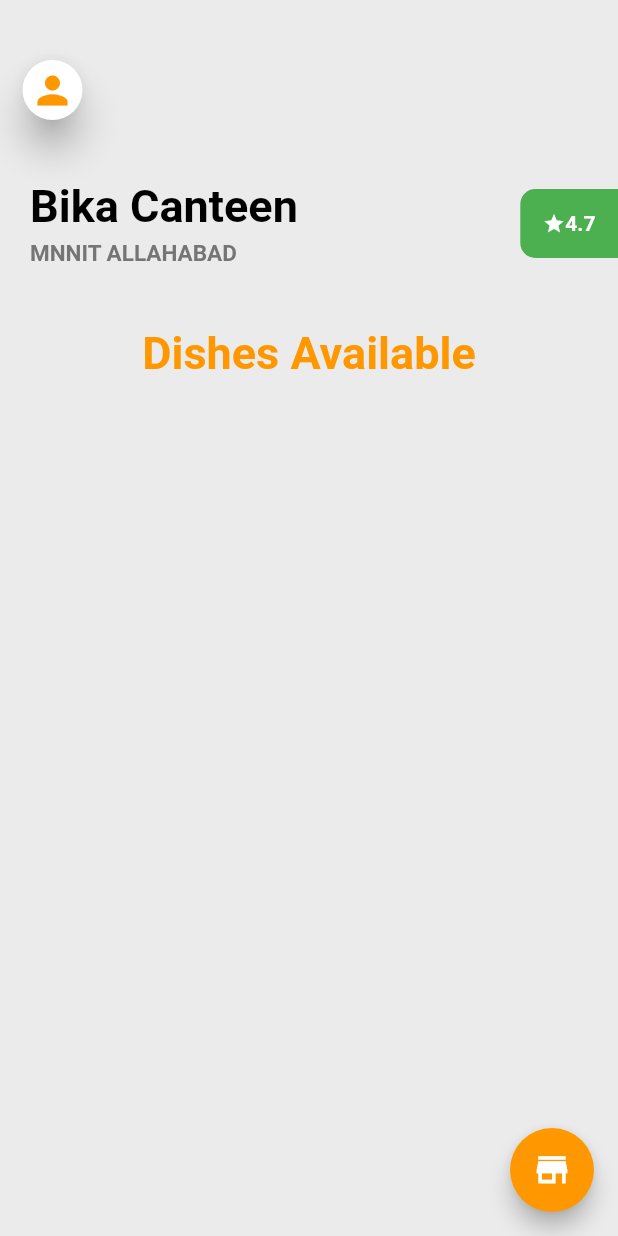
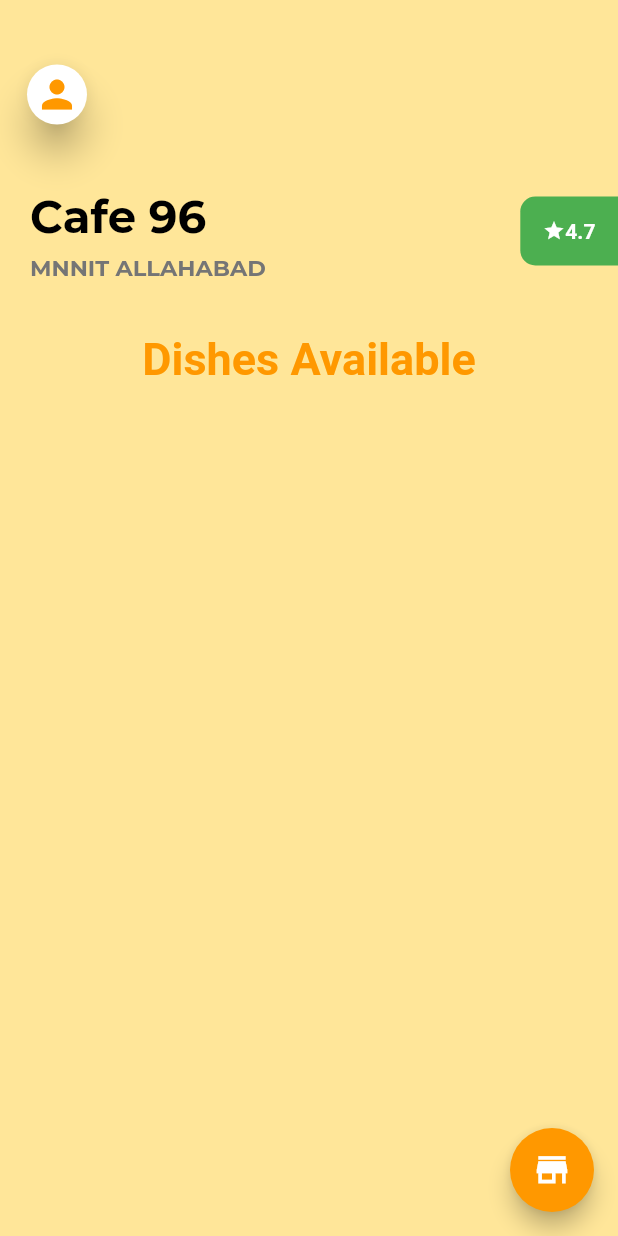
Before and after one commit to Simran2000-jpg/FoodShades, a Flutter app: the screen it shows once a user with an empty profile is signed in, on a phone screen of 412 x 824 dp. Run offline on Flutter 3.47's test engine with Material 2 defaults, Android fonts, the phone set to English and light mode, and no system bars; our stand-ins replace anim_search_bar, awesome_notifications, circular_countdown_timer, cloud_firestore, firebase_auth, firebase_core and 10 more; missing offline and left inert: passcode_screen, razorpay_flutter; accounts and stored records are empty.

Commit message:
Fixed UI-1

```diff
--- a/shades_food/lib/screens/home/homescreen.dart
+++ b/shades_food/lib/screens/home/homescreen.dart
@@ -51,7 +51,9 @@ class _HomeScreenState extends State<HomeScreen> {
   @override
   Widget build(BuildContext context) {
     return Scaffold(
-      body: Stack(
+      backgroundColor: Color(0xffFFE699),
+      body: Container(
+        child: Stack(
           children: [
             ProfileScreen(status: onclick),
             AnimatedContainer(
@@ -93,7 +95,9 @@ class _HomeScreenState extends State<HomeScreen> {
                           MaterialPageRoute(builder: (context) => CartScreen()))
                     },
                   ),
-                backgroundColor: const Color.fromRGBO(235, 235, 235, 1),
+                  // backgroundColor: const Color.fromRGBO(235, 235, 235, 1),
+                  backgroundColor: Color(0xffFFE699),
+
                   body: SingleChildScrollView(
                     child: Container(
                       margin: const EdgeInsets.only(top: 40),
@@ -104,10 +108,13 @@ class _HomeScreenState extends State<HomeScreen> {
                             children: [
                               GestureDetector(
                                 onTap: () => {onclick(!isDrawerOpen)},
+                                child: Padding(
+                                  padding: const EdgeInsets.all(3.0),
                                   child: Card(
                                       margin: const EdgeInsets.only(left: 15),
                                       shape: RoundedRectangleBorder(
-                                      borderRadius: BorderRadius.circular(20)),
+                                          borderRadius:
+                                              BorderRadius.circular(20)),
                                       elevation: 10,
                                       child: const Padding(
                                         padding: EdgeInsets.all(5.0),
@@ -117,6 +124,7 @@ class _HomeScreenState extends State<HomeScreen> {
                                           color: Colors.orange,
                                         ),
                                       )),
+                                ),
                               ),
                             ],
                           ),
@@ -129,24 +137,32 @@ class _HomeScreenState extends State<HomeScreen> {
                                 children: [
                                   Container(
                                     padding: const EdgeInsets.only(
-                                      left: 20, right: 20, bottom: 5, top: 20),
+                                        left: 20,
+                                        right: 20,
+                                        bottom: 4.0,
+                                        top: 20),
                                     child: const Text(
-                                    "Bika Canteen",
+                                      "Cafe 96",
                                       style: TextStyle(
                                           color: Colors.black,
                                           fontSize: 30,
-                                        fontWeight: FontWeight.bold),
+                                          fontWeight: FontWeight.bold,
+                                          fontFamily: 'Montserrat Bold'),
                                     ),
                                   ),
                                   Container(
                                     padding: const EdgeInsets.only(
-                                      left: 20, right: 20, bottom: 20),
+                                        left: 20,
+                                        right: 20,
+                                        bottom: 15.0,
+                                        top: 2.0),
                                     child: Text(
                                       "MNNIT ALLAHABAD",
                                       style: TextStyle(
                                           color: Colors.grey.shade600,
                                           fontSize: 15,
-                                        fontWeight: FontWeight.bold),
+                                          fontWeight: FontWeight.bold,
+                                          fontFamily: 'Montserrat Bold'),
                                     ),
                                   ),
                                 ],
@@ -177,13 +193,14 @@ class _HomeScreenState extends State<HomeScreen> {
                           ),
                           Container(
                             padding: const EdgeInsets.only(
-                              left: 20, right: 20, bottom: 5, top: 20),
+                                left: 20, right: 20, bottom: 1.0, top: 20),
                             child: const Text(
                               "Dishes Available",
                               style: TextStyle(
                                   color: Colors.orange,
                                   fontSize: 30,
-                                fontWeight: FontWeight.bold),
+                                  fontWeight: FontWeight.bold,
+                                  fontFamily: 'MenuIcon'),
                             ),
                           ),
                           UserOrderList()
@@ -196,6 +213,7 @@ class _HomeScreenState extends State<HomeScreen> {
             ),
           ],
         ),
+      ),
     );
   }
 }
--- a/shades_food/lib/screens/profile/components/body.dart
+++ b/shades_food/lib/screens/profile/components/body.dart
@@ -73,7 +73,9 @@ class _BodyState extends State<Body> {
 
   @override
   Widget build(BuildContext context) {
-    return SingleChildScrollView(
+    return Container(
+      decoration: BoxDecoration(color: Color(0xffFFBC97)),
+      child: SingleChildScrollView(
         padding: const EdgeInsets.symmetric(vertical: 20),
         child: Column(
           children: [
@@ -111,8 +113,8 @@ class _BodyState extends State<Body> {
               text: "My Orders",
               icon: "assets/icon/Bell.svg",
               press: () {
-              Navigator.push(
-                  context, MaterialPageRoute(builder: (context) => MyOrder()));
+                Navigator.push(context,
+                    MaterialPageRoute(builder: (context) => MyOrder()));
               },
             ),
             ProfileMenu(
@@ -141,6 +143,7 @@ class _BodyState extends State<Body> {
             ),
           ],
         ),
+      ),
     );
   }
 }
--- a/shades_food/lib/splashscreen.dart
+++ b/shades_food/lib/splashscreen.dart
@@ -23,11 +23,11 @@ class _SplashScreenState extends State<SplashScreen> {
   @override
   Widget build(BuildContext context) {
     return Scaffold(
-        // backgroundColor: const Color(0xffFFF9B6),
+        // backgroundColor: const Color(0xffFFE699),
         body: Container(
       decoration: BoxDecoration(
           image: DecorationImage(
-        image: AssetImage("assets/bg2.jpg"),
+        image: AssetImage("assets/bg6.jpg"),
         fit: BoxFit.cover,
       )),
       alignment: Alignment.center,
@@ -43,7 +43,7 @@ class _SplashScreenState extends State<SplashScreen> {
                 width: size,
                 decoration: const BoxDecoration(
                     image: DecorationImage(
-                  image: AssetImage('assets/saute.png'),
+                  image: AssetImage('assets/restaurant.png'),
                   fit: BoxFit.fill,
                 )),
               );
```
Also changed, not shown: shades_food/lib/screens/home/FoodTile.dart (+18 -5 lines), shades_food/lib/screens/profilepages/Dashboard.dart (+15 -16 lines), shades_food/lib/screens/profilepages/EditProfile.dart (+19 -21 lines), shades_food/assets/bg2.jpg, shades_food/assets/bg4.jpg (added), shades_food/assets/bg6.jpg (added), shades_food/assets/homebg.png (added), shades_food/assets/homebg2.jpg (added), shades_food/assets/restaurant.png (added). Lines whose indentation alone changed are shown as unchanged.
